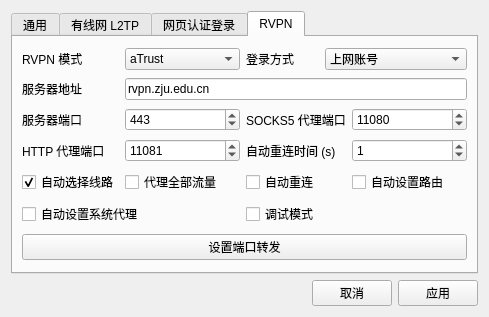
The window that settingwindow/settingwindow.ui (Mythologyli/ZJU-Connect-for-Windows) describes before a commit, drawn with Qt 5.
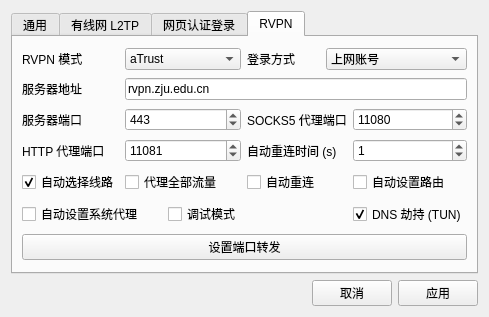
The same window after the commit.

Patch:
```diff
--- a/settingwindow/settingwindow.ui
+++ b/settingwindow/settingwindow.ui
@@ -407,7 +407,7 @@
          </property>
         </widget>
        </item>
-       <item row="0" column="1">
+       <item row="0" column="1" colspan="2">
         <widget class="QComboBox" name="rvpnModeComboBox">
          <property name="sizePolicy">
           <sizepolicy hsizetype="Expanding" vsizetype="Fixed">
@@ -436,7 +436,7 @@
          </item>
         </widget>
        </item>
-       <item row="0" column="2">
+       <item row="0" column="3">
         <widget class="QLabel" name="zjuConnectTabLabel9">
          <property name="font">
           <font>
@@ -448,7 +448,7 @@
          </property>
         </widget>
        </item>
-       <item row="0" column="3" colspan="2">
+       <item row="0" column="4" colspan="2">
         <widget class="QComboBox" name="authNameComboBox">
          <property name="sizePolicy">
           <sizepolicy hsizetype="Expanding" vsizetype="Fixed">
@@ -494,7 +494,7 @@
          </property>
         </widget>
        </item>
-       <item row="1" column="1" colspan="4">
+       <item row="1" column="1" colspan="5">
         <widget class="QLineEdit" name="serverAddressLineEdit">
          <property name="font">
           <font>
@@ -524,7 +524,7 @@
          </property>
         </widget>
        </item>
-       <item row="2" column="1">
+       <item row="2" column="1" colspan="2">
         <widget class="QSpinBox" name="serverPortSpinBox">
          <property name="sizePolicy">
           <sizepolicy hsizetype="Expanding" vsizetype="Fixed">
@@ -545,7 +545,7 @@
          </property>
         </widget>
        </item>
-       <item row="2" column="2" colspan="2">
+       <item row="2" column="3" colspan="2">
         <widget class="QLabel" name="zjuConnectTabLabel5">
          <property name="sizePolicy">
           <sizepolicy hsizetype="Preferred" vsizetype="Minimum">
@@ -563,7 +563,7 @@
          </property>
         </widget>
        </item>
-       <item row="2" column="4">
+       <item row="2" column="5">
         <widget class="QSpinBox" name="socks5PortSpinBox">
          <property name="sizePolicy">
           <sizepolicy hsizetype="Expanding" vsizetype="Fixed">
@@ -597,7 +597,7 @@
          </property>
         </widget>
        </item>
-       <item row="3" column="1">
+       <item row="3" column="1" colspan="2">
         <widget class="QSpinBox" name="httpPortSpinBox">
          <property name="sizePolicy">
           <sizepolicy hsizetype="Expanding" vsizetype="Fixed">
@@ -613,7 +613,7 @@
          </property>
         </widget>
        </item>
-       <item row="3" column="2" colspan="2">
+       <item row="3" column="3" colspan="2">
         <widget class="QLabel" name="zjuConnectTabLabel7">
          <property name="sizePolicy">
           <sizepolicy hsizetype="Preferred" vsizetype="Minimum">
@@ -631,7 +631,7 @@
          </property>
         </widget>
        </item>
-       <item row="3" column="4">
+       <item row="3" column="5">
         <widget class="QSpinBox" name="reconnectTimeSpinBox">
          <property name="sizePolicy">
           <sizepolicy hsizetype="Expanding" vsizetype="Fixed">
@@ -669,7 +669,7 @@
          </property>
         </widget>
        </item>
-       <item row="4" column="1">
+       <item row="4" column="1" colspan="2">
         <widget class="QCheckBox" name="proxyAllCheckBox">
          <property name="sizePolicy">
           <sizepolicy hsizetype="Fixed" vsizetype="Fixed">
@@ -682,7 +682,7 @@
          </property>
         </widget>
        </item>
-       <item row="4" column="2">
+       <item row="4" column="3">
         <widget class="QCheckBox" name="autoReconnectCheckBox">
          <property name="sizePolicy">
           <sizepolicy hsizetype="Fixed" vsizetype="Fixed">
@@ -701,7 +701,7 @@
          </property>
         </widget>
        </item>
-       <item row="4" column="4">
+       <item row="4" column="5">
         <widget class="QCheckBox" name="routeCheckBox">
          <property name="sizePolicy">
           <sizepolicy hsizetype="Fixed" vsizetype="Fixed">
@@ -746,7 +746,7 @@
          </property>
         </widget>
        </item>
-       <item row="6" column="0" colspan="5">
+       <item row="6" column="0" colspan="6">
         <widget class="QPushButton" name="portForwardingPushButton">
          <property name="sizePolicy">
           <sizepolicy hsizetype="Expanding" vsizetype="Fixed">
@@ -759,6 +759,22 @@
          </property>
         </widget>
        </item>
+       <item row="5" column="5">
+        <widget class="QCheckBox" name="hijackDnsCheckBox">
+         <property name="sizePolicy">
+          <sizepolicy hsizetype="Fixed" vsizetype="Fixed">
+           <horstretch>0</horstretch>
+           <verstretch>0</verstretch>
+          </sizepolicy>
+         </property>
+         <property name="text">
+          <string>DNS 劫持 (TUN)</string>
+         </property>
+         <property name="checked">
+          <bool>true</bool>
+         </property>
+        </widget>
+       </item>
       </layout>
      </widget>
     </widget>
```
